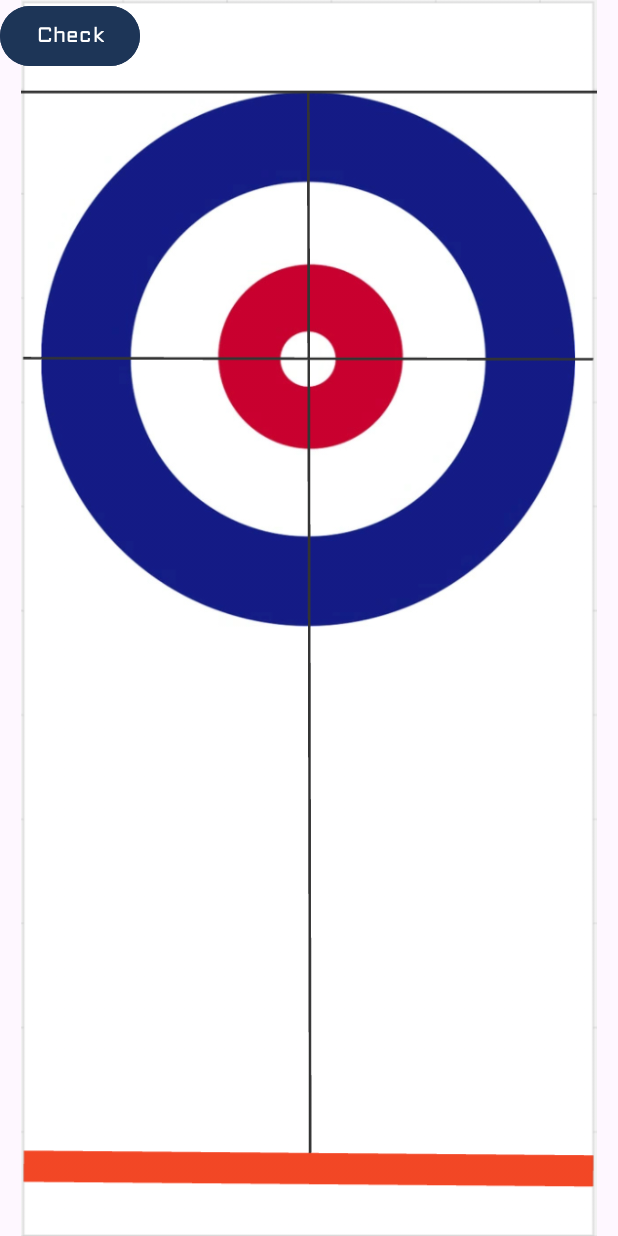
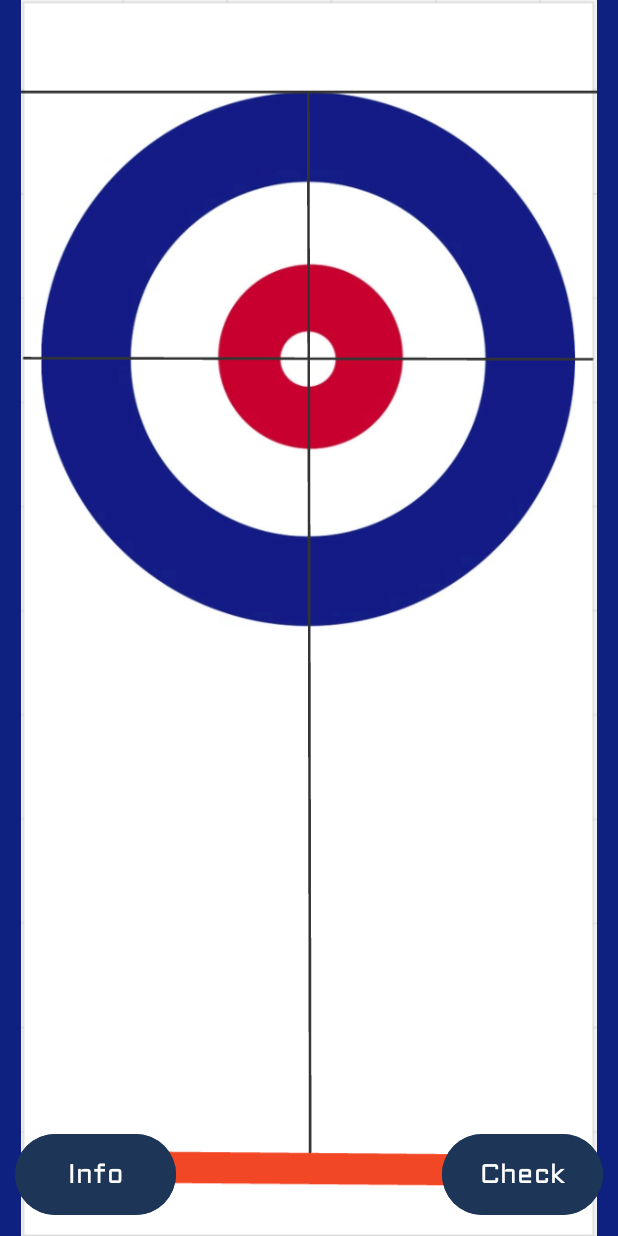
Before and after one commit to JamieStewart4/CS2063-project, an Android app: the layout puzzle_mode.xml on its own in the app's theme, with its tools: preview values and no code run, on a phone screen of 412 x 824 dp. Run offline under Robolectric (Android 15) with nearby library versions, the phone set to English and light mode, and no system bars.

Commit message:
Tidy Puzzle mode, add win areas, add info and soln descriptions

```diff
--- a/app/src/main/res/layout/puzzle_mode.xml
+++ b/app/src/main/res/layout/puzzle_mode.xml
@@ -3,7 +3,8 @@
     xmlns:app="http://schemas.android.com/apk/res-auto"
     android:id="@+id/puzzle_relative_layout"
     android:layout_width="match_parent"
-    android:layout_height="match_parent">
+    android:layout_height="match_parent"
+    android:background="@color/game_background">
 
     <ImageView
         android:id="@+id/imageView"
@@ -13,11 +14,32 @@
 
     <Button
         android:id="@+id/temp_solve_button"
-        android:layout_width="wrap_content"
-        android:layout_height="wrap_content"
+        android:layout_width="107dp"
+        android:layout_height="62dp"
+        android:layout_alignParentEnd="true"
+        android:layout_alignParentBottom="true"
+        android:layout_marginEnd="10dp"
+        android:layout_marginBottom="10dp"
         android:backgroundTint="@color/button"
         android:fontFamily="@font/aldrich"
         android:text="@string/check_button"
+        android:textSize="18sp"
+        android:textColor="@color/white"
+        android:typeface="monospace" />
+
+    <Button
+        android:id="@+id/info_button"
+        android:layout_width="107dp"
+        android:layout_height="62dp"
+        android:layout_alignParentStart="true"
+        android:layout_alignParentBottom="true"
+        android:layout_marginStart="10dp"
+        android:layout_marginBottom="10dp"
+        android:backgroundTint="@color/button"
+        android:fontFamily="@font/aldrich"
+        android:text="@string/info_button"
+        android:textSize="18sp"
+        android:textColor="@color/white"
         android:typeface="monospace" />
 
 </RelativeLayout>
--- a/app/src/main/res/values/colors.xml
+++ b/app/src/main/res/values/colors.xml
@@ -6,4 +6,5 @@
     <color name="alternate_button">#e63946</color>
     <color name="background">#F1FAEE</color>
     <color name="transparent">#00FFFFFF</color>
+    <color name="game_background">#0E2180</color>
 </resources>
--- a/app/src/main/res/values/strings.xml
+++ b/app/src/main/res/values/strings.xml
@@ -11,6 +11,7 @@
     <string name="try_in_free_play">Try Free Play</string>
     <string name="next_level">Next Level</string>
     <string name="check_button">Check</string>
+    <string name="info_button">Info</string>
     <string name="creator_save">Save</string>
     <string name="creator_switch_color">Switch Color</string>
     <string name="creator_remove_rocks_mode">Remove Rocks</string>
```
Also changed, not shown: app/src/main/java/com/example/curlingclubchampions/PuzzleMode.kt (+48 -10 lines), app/src/main/java/com/example/curlingclubchampions/Rock/RockReader.kt (+50 -1 lines), app/src/main/res/raw/level_1.json (+18 -5 lines).
